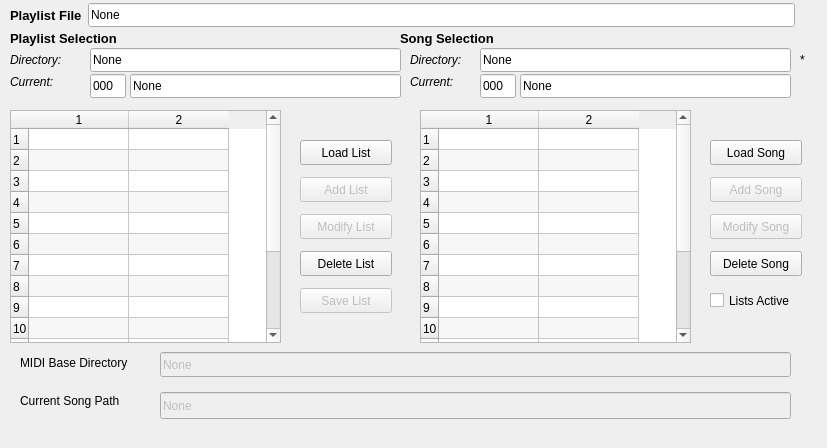
This is seq_qt5/forms/qplaylistframe.ui in ahlstromcj/seq66 as Qt 5 draws it before an edit. The edited form follows.
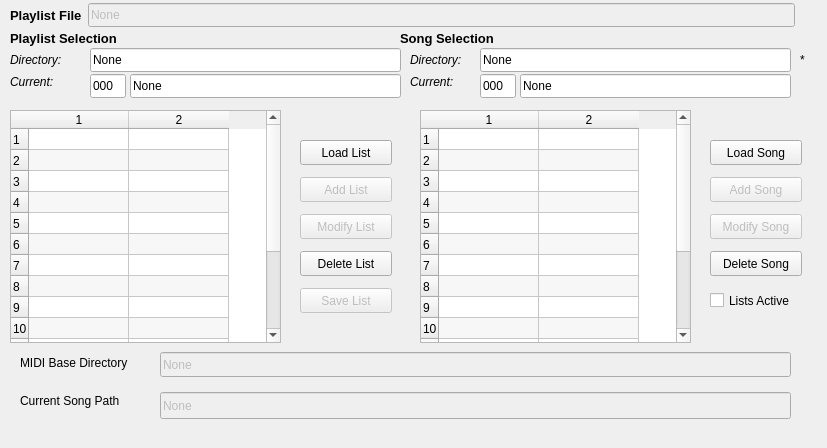
This is the edited form.

```diff
--- a/seq_qt5/forms/qplaylistframe.ui
+++ b/seq_qt5/forms/qplaylistframe.ui
@@ -246,6 +246,9 @@
     </item>
     <item>
      <widget class="QLineEdit" name="entry_playlist_file">
+      <property name="enabled">
+       <bool>false</bool>
+      </property>
       <property name="minimumSize">
        <size>
         <width>0</width>
```
